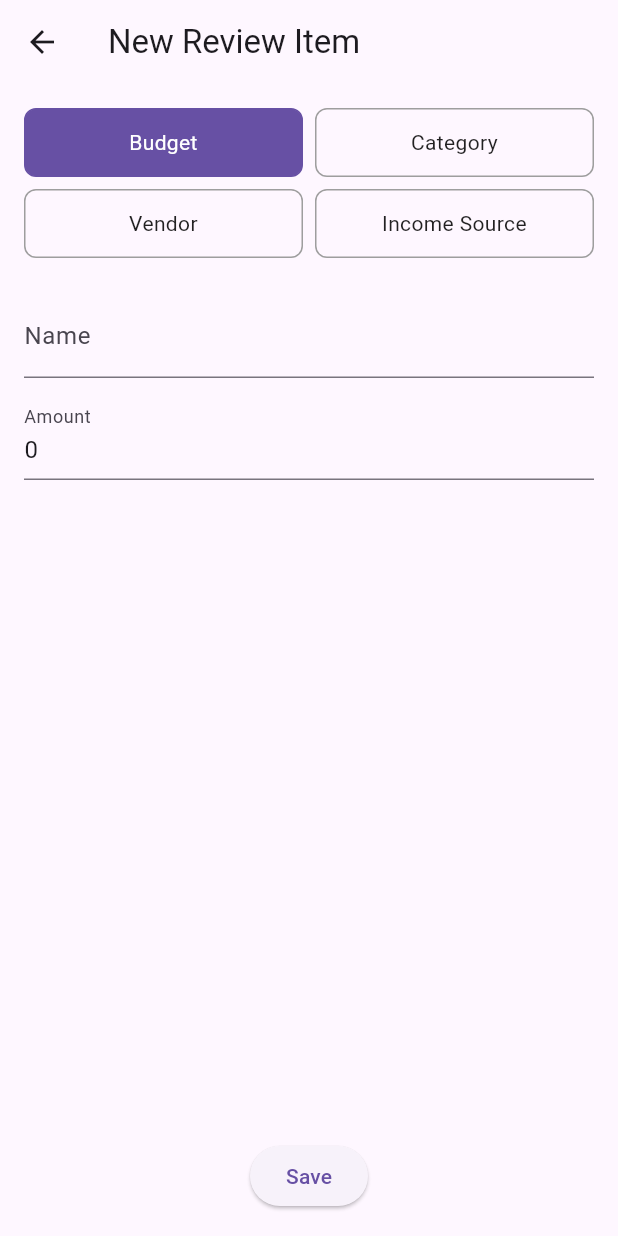
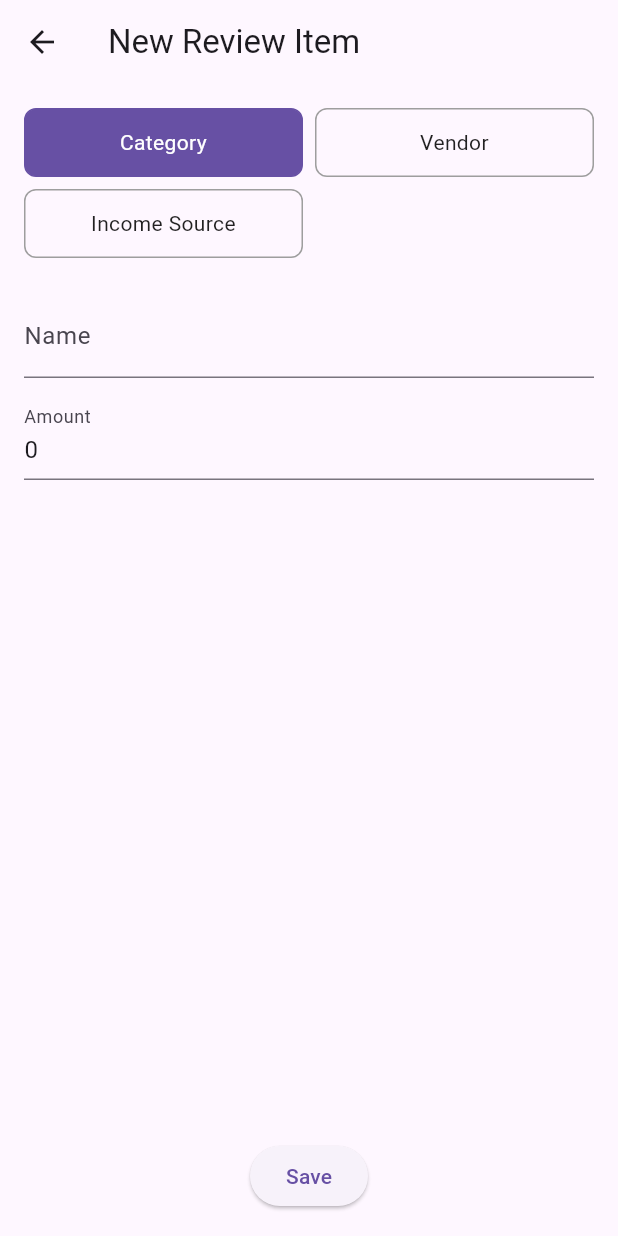
Before and after one commit to vukbundalo/platrare, a Flutter app: the screen it shows after launch, item 4 of the bottom bar chosen, after a tap on the "add" icon, on a phone screen of 412 x 824 dp. Run offline on Flutter 3.47's test engine with Material 3 defaults, Android fonts, the phone set to English and light mode, and no system bars.

Commit message:
Removed budget logic

```diff
--- a/lib/data/dummy_accounts.dart
+++ b/lib/data/dummy_accounts.dart
@@ -93,19 +93,7 @@ List<Account> dummyAccounts = [
     includeInBalance: false,
   ),
 
-  // — Budget Accounts —
-  Account(
-    name: 'Food',
-    type: AccountType.budget,
-    balance: 0,
-    includeInBalance: false,
-  ),
-  Account(
-    name: 'Coffee',
-    type: AccountType.budget,
-    balance: 0,
-    includeInBalance: false,
-  ),
+
 
   // — Category Accounts —
   Account(
--- a/lib/models/account.dart
+++ b/lib/models/account.dart
@@ -1,6 +1,6 @@
 // lib/models/account.dart
 
-enum AccountType { personal, partner, vendor, incomeSource, budget, category }
+enum AccountType { personal, partner, vendor, incomeSource, category }
 
 class Account {
   final String name;
--- a/lib/screens/review/new_review_account_screen.dart
+++ b/lib/screens/review/new_review_account_screen.dart
@@ -1,9 +1,11 @@
 import 'package:flutter/material.dart';
 import 'package:platrare/models/account.dart';
 
-enum ReviewAccountType { budget, category, vendor, incomeSource }
+enum ReviewAccountType {category, vendor, incomeSource }
 
 
+
+/// Screen for creating a new review item (Category, Vendor, or Income Source)
 class NewReviewAccountScreen extends StatefulWidget {
   const NewReviewAccountScreen({super.key});
 
@@ -12,12 +14,14 @@ class NewReviewAccountScreen extends StatefulWidget {
 }
 
 class NewReviewAccountScreenState extends State<NewReviewAccountScreen> {
-  ReviewAccountType _rtype = ReviewAccountType.budget;
   final _nameCtrl = TextEditingController();
   final _balCtrl = TextEditingController(text: '0');
 
+
+  /// Currently selected type
+  ReviewAccountType _rtype = ReviewAccountType.category;
+
   static const Map<ReviewAccountType, String> _typeLabels = {
-    ReviewAccountType.budget: 'Budget',
     ReviewAccountType.category: 'Category',
     ReviewAccountType.vendor: 'Vendor',
     ReviewAccountType.incomeSource: 'Income Source',
@@ -25,24 +29,21 @@ class NewReviewAccountScreenState extends State<NewReviewAccountScreen> {
 
   @override
   Widget build(BuildContext context) {
-    // compute width so two fit per row (minus padding + spacing)
     final totalPadding = 16.0 * 2;
     final spacing = 8.0;
-    final chipWidth =
-        (MediaQuery.of(context).size.width - totalPadding - spacing) / 2;
+    final chipWidth = (MediaQuery.of(context).size.width - totalPadding - spacing) / 2;
 
     return Scaffold(
-      appBar: AppBar(title: Text('New Review Item')),
+      appBar: AppBar(title: const Text('New Review Item')),
       body: Padding(
         padding: const EdgeInsets.all(16),
         child: Column(
           children: [
-            // ——— 2×2 Grid of “Chips” ———
+            // 2×2 grid of type selector chips
             Wrap(
               spacing: spacing,
               runSpacing: spacing,
-              children:
-                  _typeLabels.entries.map((entry) {
+              children: _typeLabels.entries.map((entry) {
                 final type = entry.key;
                 final selected = _rtype == type;
                 return SizedBox(
@@ -51,15 +52,13 @@ class NewReviewAccountScreenState extends State<NewReviewAccountScreen> {
                     onTap: () => setState(() => _rtype = type),
                     borderRadius: BorderRadius.circular(8),
                     child: Container(
-                          padding: EdgeInsets.symmetric(vertical: 12),
+                      padding: const EdgeInsets.symmetric(vertical: 12),
                       decoration: BoxDecoration(
-                            color:
-                                selected
+                        color: selected
                             ? Theme.of(context).colorScheme.primary
                             : Colors.transparent,
                         border: Border.all(
-                              color:
-                                  selected
+                          color: selected
                               ? Theme.of(context).colorScheme.primary
                               : Colors.grey,
                         ),
@@ -79,43 +78,35 @@ class NewReviewAccountScreenState extends State<NewReviewAccountScreen> {
               }).toList(),
             ),
 
-            SizedBox(height: 24),
+            const SizedBox(height: 24),
 
-            // ——— Name ———
+            // Name input
             TextField(
               controller: _nameCtrl,
-              decoration: InputDecoration(labelText: 'Name'),
+              decoration: const InputDecoration(labelText: 'Name'),
             ),
 
-            SizedBox(height: 12),
+            const SizedBox(height: 12),
 
-            // ——— Starting Balance ———
+            // Starting balance input
             TextField(
               controller: _balCtrl,
-              keyboardType: TextInputType.numberWithOptions(decimal: true),
-              decoration: InputDecoration(labelText: 'Amount'),
+              keyboardType: const TextInputType.numberWithOptions(decimal: true),
+              decoration: const InputDecoration(labelText: 'Amount'),
             ),
 
-            Spacer(),
+            const Spacer(),
 
-            // ——— Save ———
+            // Save button
             ElevatedButton(
               onPressed: () {
                 final name = _nameCtrl.text.trim();
                 if (name.isEmpty) return;
 
                 final bal = double.tryParse(_balCtrl.text) ?? 0.0;
-                late Account acct;
+                late final Account acct;
 
                 switch (_rtype) {
-                  case ReviewAccountType.budget:
-                    acct = Account(
-                      name: name,
-                      type: AccountType.budget,
-                      balance: bal,
-                      includeInBalance: false,
-                    );
-                    break;
                   case ReviewAccountType.category:
                     acct = Account(
                       name: name,
@@ -144,7 +135,7 @@ class NewReviewAccountScreenState extends State<NewReviewAccountScreen> {
 
                 Navigator.pop(context, acct);
               },
-              child: Text('Save'),
+              child: const Text('Save'),
             ),
           ],
         ),
--- a/lib/screens/review/review_screen.dart
+++ b/lib/screens/review/review_screen.dart
@@ -16,7 +16,6 @@ class ReviewScreen extends StatefulWidget {
 }
 
 class ReviewScreenState extends State<ReviewScreen> {
-  late List<Account> budgetList;
   late List<Account> categoryList;
   late List<Account> vendorList;
   late List<Account> incomeList;
@@ -28,16 +27,15 @@ class ReviewScreenState extends State<ReviewScreen> {
   }
 
   void _reloadAll() {
-    budgetList = dummyAccounts
-        .where((a) => a.type == AccountType.budget)
-        .toList();
     categoryList = dummyAccounts
         .where((a) => a.type == AccountType.category)
         .toList();
+
     vendorList = dummyAccounts
         .where((a) => a.type == AccountType.vendor)
         .map((a) => a.copyWith(balance: -a.balance.abs()))
         .toList();
+
     incomeList = dummyAccounts
         .where((a) => a.type == AccountType.incomeSource)
         .map((a) => a.copyWith(balance: a.balance.abs()))
@@ -47,11 +45,15 @@ class ReviewScreenState extends State<ReviewScreen> {
   Future<void> _editOrDelete(Account acc, List<Account> list) async {
     final result = await Navigator.push<dynamic>(
       context,
-      MaterialPageRoute(builder: (_) => EditReviewAccountScreen(account: acc)),
+      MaterialPageRoute(
+        builder: (_) => EditReviewAccountScreen(account: acc),
+      ),
     );
     if (result is Account) {
+      // update global
       final gi = dummyAccounts.indexWhere((a) => a.name == acc.name);
       if (gi != -1) dummyAccounts[gi] = result;
+      // update local
       final li = list.indexOf(acc);
       setState(() => list[li] = result);
     } else if (result == 'delete') {
@@ -107,25 +109,23 @@ class ReviewScreenState extends State<ReviewScreen> {
   @override
   Widget build(BuildContext context) {
     return Scaffold(
-      appBar: AppBar(title: Text('Review')),
+      appBar: AppBar(title: const Text('Review')),
       body: ListView(
         padding: const EdgeInsets.all(16),
         children: [
-          _buildSection('Budgets', budgetList, ValueKey('b')),
+          _buildSection('Categories', categoryList, const ValueKey('c')),
           const SizedBox(height: 24),
-          _buildSection('Categories', categoryList, ValueKey('c')),
+          _buildSection('Vendors', vendorList, const ValueKey('v')),
           const SizedBox(height: 24),
-          _buildSection('Vendors', vendorList, ValueKey('v')),
-          const SizedBox(height: 24),
-          _buildSection('Income Sources', incomeList, ValueKey('i')),
+          _buildSection('Income Sources', incomeList, const ValueKey('i')),
         ],
       ),
       floatingActionButton: FloatingActionButton(
-        child: Icon(Icons.add),
+        child: const Icon(Icons.add),
         onPressed: () async {
           final result = await Navigator.push<Account?>(
             context,
-            MaterialPageRoute(builder: (_) => NewReviewAccountScreen()),
+            MaterialPageRoute(builder: (_) => const NewReviewAccountScreen()),
           );
           if (result != null) {
             setState(() {
```
Lines whose indentation alone changed are shown as unchanged.
